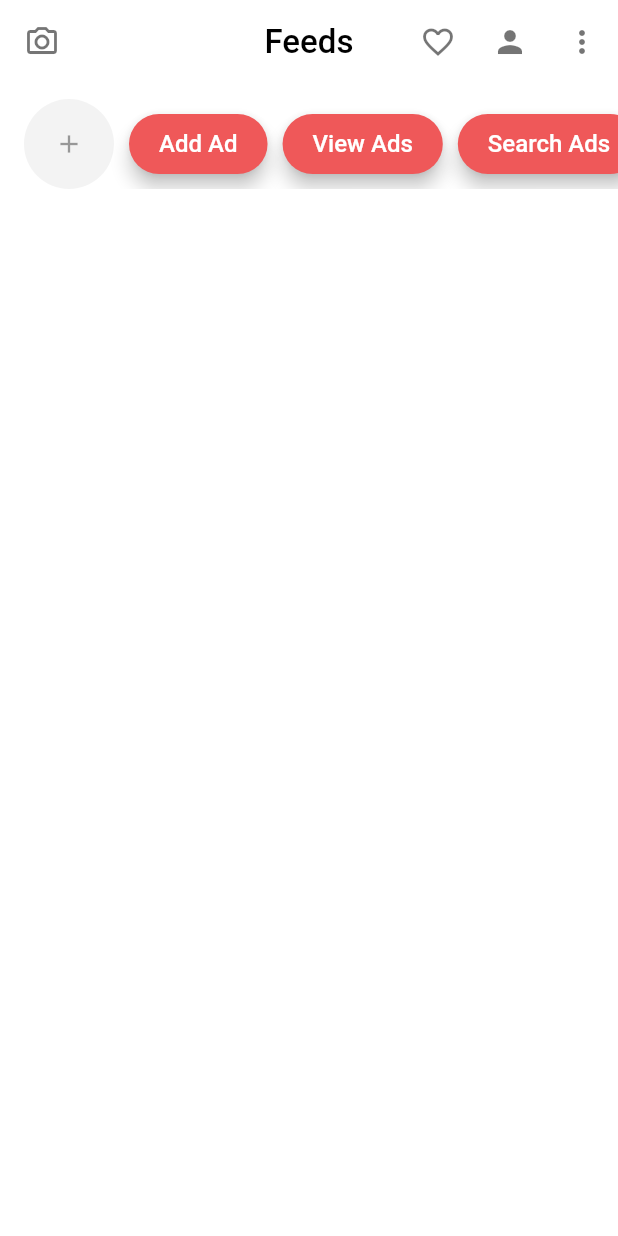
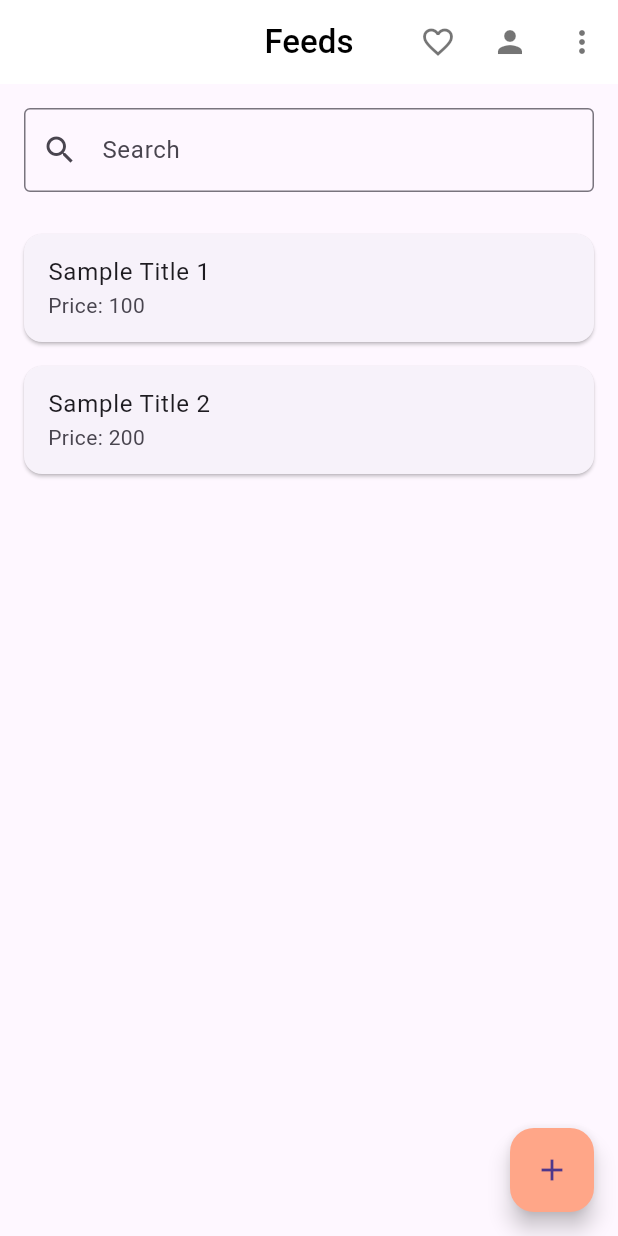
Before and after one commit to svetlio44/diplomna_rabota_new, a Flutter app: the Home screen opened directly, on a phone screen of 412 x 824 dp. Run offline on Flutter 3.47's test engine with Material 3 defaults, Android fonts, the phone set to English and light mode, and no system bars; our stand-ins replace carousel_slider, image_picker, tcard.

Commit message:
оправяне на home page-a

```diff
--- a/lib/pages/home.dart
+++ b/lib/pages/home.dart
@@ -1,9 +1,6 @@
 import 'package:flutter/material.dart';
-import 'package:diplomna_rabota_new/pages/camera.dart';
-import 'package:diplomna_rabota_new/pages/comment.dart';
 import 'package:diplomna_rabota_new/pages/add_ad.dart';
-import 'package:diplomna_rabota_new/pages/ads_list.dart';
-import 'package:diplomna_rabota_new/pages/search_ads.dart';
+import 'package:diplomna_rabota_new/pages/view_ad.dart';
 import 'package:diplomna_rabota_new/pages/profile.dart';
 import 'package:diplomna_rabota_new/widget/popupMenu.dart';
 import '../components/styles.dart';
@@ -18,34 +15,54 @@ class Home extends StatefulWidget {
 }
 
 class _HomeState extends State<Home> {
-  int tabID = 1;
+  final List<Map<String, String>> ads = const [
+    {
+      'title': 'Sample Title 1',
+      'description': 'Sample Description 1',
+      'price': '100',
+    },
+    {
+      'title': 'Sample Title 2',
+      'description': 'Sample Description 2',
+      'price': '200',
+    },
+    // Добавете още обяви тук
+  ];
 
-  // List<Item> categoryList = <Item>[
-  //   Item('#Travel'),
-  //   Item('#Food'),
-  //   Item('#Fashion'),
-  //   Item('#Gaming'),
-  //   Item('#Technology'),
-  //   Item('#lorem'),
-  // ];
+  List<Map<String, String>> filteredAds = [];
 
   @override
   void initState() {
     super.initState();
+    filteredAds = ads;
+  }
+
+  void _filterAds(String query) {
+    final filtered = ads.where((ad) {
+      final titleLower = ad['title']!.toLowerCase();
+      final descriptionLower = ad['description']!.toLowerCase();
+      final searchLower = query.toLowerCase();
+
+      return titleLower.contains(searchLower) ||
+          descriptionLower.contains(searchLower);
+    }).toList();
+
+    setState(() {
+      filteredAds = filtered;
+    });
   }
 
   @override
   Widget build(BuildContext context) {
     return Scaffold(
-      backgroundColor: Colors.white,
       appBar: AppBar(
-        leading: IconButton(
-          onPressed: () {
-            Navigator.push(context,
-                MaterialPageRoute(builder: (context) => const Camera()));
-          },
-          icon: Icon(Icons.camera_alt_outlined),
-        ),
+        // leading: IconButton(
+        //   onPressed: () {
+        //   //   Navigator.push(context,
+        //   //       MaterialPageRoute(builder: (context) => const Camera()));
+        //   // },
+        //   icon: Icon(Icons.camera_alt_outlined),
+        // ),
         actions: [
           IconButton(onPressed: () {}, icon: Icon(Icons.favorite_border)),
           IconButton(
@@ -65,93 +82,56 @@ class _HomeState extends State<Home> {
           style: TextStyle(color: Colors.black, fontFamily: 'medium'),
         ),
       ),
-      body: SingleChildScrollView(
-        child: Container(
-          padding: EdgeInsets.symmetric(vertical: 10),
+      body: Padding(
+        padding: const EdgeInsets.all(16.0),
         child: Column(
-            crossAxisAlignment: CrossAxisAlignment.start,
           children: [
-              SingleChildScrollView(
-                scrollDirection: Axis.horizontal,
-                child: Container(
-                  padding: EdgeInsets.only(left: 16),
-                  child: Row(
-                    // children: categoryList.map((e) {
-                    //   return _buildCategory(context, e);
-                    // }).toList(),
+            TextField(
+              decoration: InputDecoration(
+                labelText: 'Search',
+                border: OutlineInputBorder(),
+                prefixIcon: Icon(Icons.search),
+              ),
+              onChanged: _filterAds,
+            ),
+            SizedBox(height: 20),
+            Expanded(
+              child: ListView.builder(
+                itemCount: filteredAds.length,
+                itemBuilder: (context, index) {
+                  final ad = filteredAds[index];
+                  return Card(
+                    margin: EdgeInsets.symmetric(vertical: 8.0),
+                    child: ListTile(
+                      title: Text(ad['title']!),
+                      subtitle: Text('Price: ${ad['price']}'),
+                      onTap: () {
+                        Navigator.push(
+                          context,
+                          MaterialPageRoute(
+                            builder: (context) => ViewAd(
+                              title: ad['title']!,
+                              description: ad['description']!,
+                              price: ad['price']!,
                             ),
                           ),
+                        );
+                      },
                     ),
-              SingleChildScrollView(
-                scrollDirection: Axis.horizontal,
-                child: Container(
-                  padding: EdgeInsets.only(left: 16),
-                  child: Row(
-                    children: [
-                      CircleAvatar(
-                        radius: 30,
-                        backgroundColor: backgroundColor,
-                        child: Icon(Icons.add, color: Colors.black38, size: 20),
-                      ),
-                      SizedBox(width: 10),
-                      _buildButton(context, 'Add Ad', AddAd.id),
-                      SizedBox(width: 10),
-                      _buildButton(context, 'View Ads', AdsList.id),
-                      SizedBox(width: 10),
-                      _buildButton(context, 'Search Ads', SearchAds.id),
-                    ],
-                  ),
+                  );
+                },
               ),
             ),
           ],
         ),
       ),
+      floatingActionButton: FloatingActionButton(
+        onPressed: () {
+          Navigator.pushNamed(context, AddAd.id);
+        },
+        child: Icon(Icons.add),
+        backgroundColor: Theme.of(context).primaryColor,
       ),
-    );
-  }
-
-  Widget _buildCategory(context, e) {
-    return GestureDetector(
-      onTap: () {
-        setState(() {
-          tabID = e.hashCode;
-        });
-      },
-      child: Container(
-        margin: EdgeInsets.all(8),
-        padding: EdgeInsets.all(6),
-        decoration: BoxDecoration(
-          color: tabID == e.hashCode ? appColorBtn : Colors.white,
-          border: Border.all(
-            color: tabID == e.hashCode ? appColorBtn : Colors.black38,
-          ),
-          borderRadius: BorderRadius.all(Radius.circular(50)),
-        ),
-        child: Text(
-          e.name,
-          style: TextStyle(
-              color: tabID == e.hashCode ? Colors.white : Colors.black38,
-              fontSize: 12),
-        ),
-      ),
-    );
-  }
-
-  Widget _buildButton(BuildContext context, String text, String route) {
-    return ElevatedButton(
-      onPressed: () {
-        Navigator.pushNamed(context, route);
-      },
-      style: ElevatedButton.styleFrom(
-        foregroundColor: Colors.white, backgroundColor: appColorBtn,
-        padding: EdgeInsets.symmetric(horizontal: 20, vertical: 10),
-        textStyle: TextStyle(fontSize: 16, fontFamily: 'medium'),
-        shape: RoundedRectangleBorder(
-          borderRadius: BorderRadius.circular(30),
-        ),
-        elevation: 5,
-      ),
-      child: Text(text),
     );
   }
 }
--- a/lib/pages/search_ads.dart
+++ b/lib/pages/search_ads.dart
@@ -62,6 +62,7 @@ class _SearchAdsState extends State<SearchAds> {
               decoration: InputDecoration(
                 labelText: 'Search',
                 border: OutlineInputBorder(),
+                prefixIcon: Icon(Icons.search),
               ),
               onChanged: _filterAds,
             ),
@@ -71,7 +72,9 @@ class _SearchAdsState extends State<SearchAds> {
                 itemCount: filteredAds.length,
                 itemBuilder: (context, index) {
                   final ad = filteredAds[index];
-                  return ListTile(
+                  return Card(
+                    margin: EdgeInsets.symmetric(vertical: 8.0),
+                    child: ListTile(
                       title: Text(ad['title']!),
                       subtitle: Text('Price: ${ad['price']}'),
                       onTap: () {
@@ -86,6 +89,7 @@ class _SearchAdsState extends State<SearchAds> {
                           ),
                         );
                       },
+                    ),
                   );
                 },
               ),
```
Also changed, not shown: lib/pages/add_ad.dart (+8 -7 lines). Lines whose indentation alone changed are shown as unchanged.
